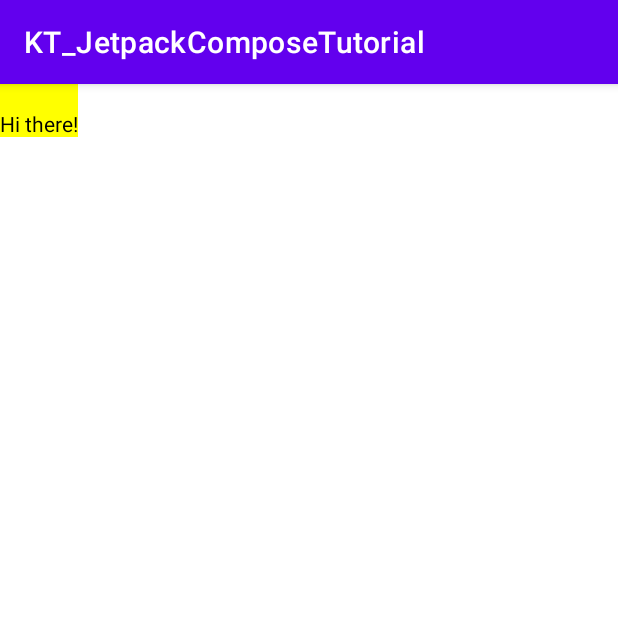
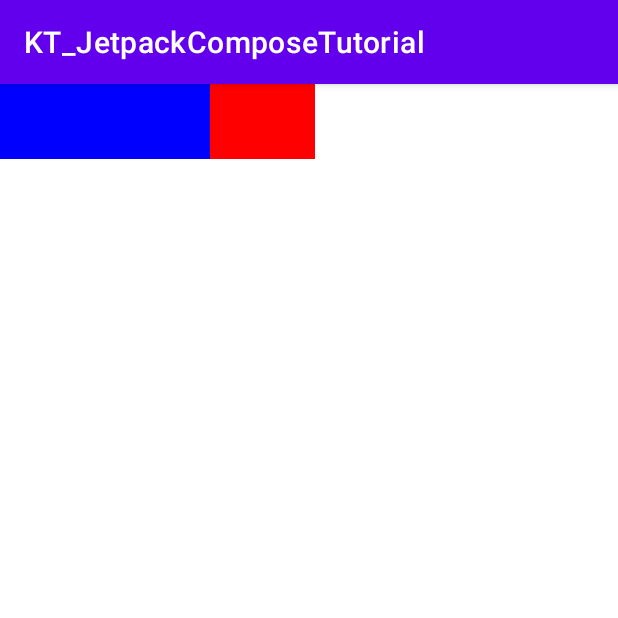
Before and after one commit to RujiraKongsomran/KT_JetpackComposeTutorial, an Android app built with Jetpack Compose: the screen it shows after launch (MainActivity), on a phone screen of 412 x 824 dp, the top half of it. Run offline under Robolectric (Android 15) with nearby library versions, the phone set to English and light mode, and no system bars.

Commit message:
Responsive layouts

```diff
--- a/app/src/main/java/com/rujirakongsomran/kt_jetpackcomposetutorial/MainActivity.kt
+++ b/app/src/main/java/com/rujirakongsomran/kt_jetpackcomposetutorial/MainActivity.kt
@@ -35,7 +35,9 @@ class MainActivity : AppCompatActivity() {
             //FixedSizeComposable
             //FillSizeComposable
             //MatchParentSizeComposable()
-            TextWithPaddingFromBaseLine()
+            //TextWithPaddingFromBaseLine()\
+            //OffsetComposable()
+            FlexibleComposable()
         }
     }
 
@@ -220,4 +222,36 @@ class MainActivity : AppCompatActivity() {
             Text("Hi there!", Modifier.paddingFromBaseline(top = 32.dp))
         }
     }
+
+    @Composable
+    fun OffsetComposable() {
+        Box(
+            Modifier
+                .background(Color.Yellow)
+                .size(width = 150.dp, height = 70.dp)
+        ) {
+            Text(
+                "Layout offset modifier sample",
+                Modifier.offset(x = 15.dp, y = 20.dp)
+            )
+        }
+    }
+
+    @Composable
+    fun FlexibleComposable() {
+        Row(Modifier.width(210.dp)) {
+            Box(
+                Modifier
+                    .weight(2f)
+                    .height(50.dp)
+                    .background(Color.Blue)
+            )
+            Box(
+                Modifier
+                    .weight(1f)
+                    .height(50.dp)
+                    .background(Color.Red)
+            )
+        }
+    }
 }
```
